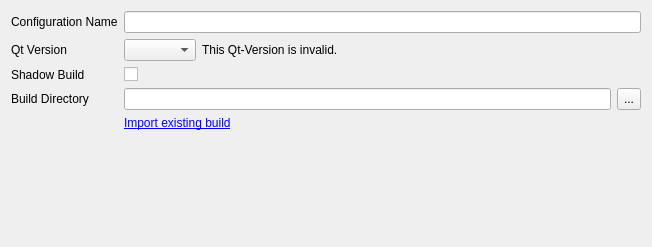
Old version of the form src/plugins/qt4projectmanager/qt4buildconfigwidget.ui in the repository qt-creator/qt-creator.
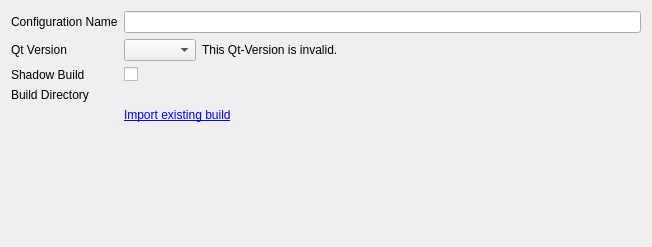
New version of the form. Custom widgets are drawn as their Qt base class.

Commit message: PathChooser migration for Qt4 build config page

Diff of the .ui file:
```diff
--- a/src/plugins/qt4projectmanager/qt4buildconfigwidget.ui
+++ b/src/plugins/qt4projectmanager/qt4buildconfigwidget.ui
@@ -110,39 +110,6 @@
        </property>
       </widget>
      </item>
-     <item row="3" column="1">
-      <layout class="QHBoxLayout" name="horizontalLayout">
-       <item>
-        <widget class="QLineEdit" name="shadowBuildLineEdit">
-         <property name="sizePolicy">
-          <sizepolicy hsizetype="Expanding" vsizetype="Fixed">
-           <horstretch>100</horstretch>
-           <verstretch>0</verstretch>
-          </sizepolicy>
-         </property>
-         <property name="maximumSize">
-          <size>
-           <width>16777215</width>
-           <height>16777215</height>
-          </size>
-         </property>
-        </widget>
-       </item>
-       <item>
-        <widget class="QToolButton" name="shadowBuildButton">
-         <property name="sizePolicy">
-          <sizepolicy hsizetype="Preferred" vsizetype="Preferred">
-           <horstretch>0</horstretch>
-           <verstretch>0</verstretch>
-          </sizepolicy>
-         </property>
-         <property name="text">
-          <string>...</string>
-         </property>
-        </widget>
-       </item>
-      </layout>
-     </item>
      <item row="4" column="1">
       <widget class="QLabel" name="importLabel">
        <property name="text">
@@ -153,6 +120,16 @@
        </property>
       </widget>
      </item>
+     <item row="3" column="1">
+      <widget class="Core::Utils::PathChooser" name="shadowBuildDirEdit" native="true">
+       <property name="sizePolicy">
+        <sizepolicy hsizetype="Expanding" vsizetype="Preferred">
+         <horstretch>0</horstretch>
+         <verstretch>0</verstretch>
+        </sizepolicy>
+       </property>
+      </widget>
+     </item>
     </layout>
    </item>
    <item row="0" column="1">
@@ -186,6 +163,14 @@
    </item>
   </layout>
  </widget>
+ <customwidgets>
+  <customwidget>
+   <class>Core::Utils::PathChooser</class>
+   <extends>QWidget</extends>
+   <header location="global">utils/pathchooser.h</header>
+   <container>1</container>
+  </customwidget>
+ </customwidgets>
  <resources/>
  <connections/>
 </ui>
```
The commit also changes 4 other files.
